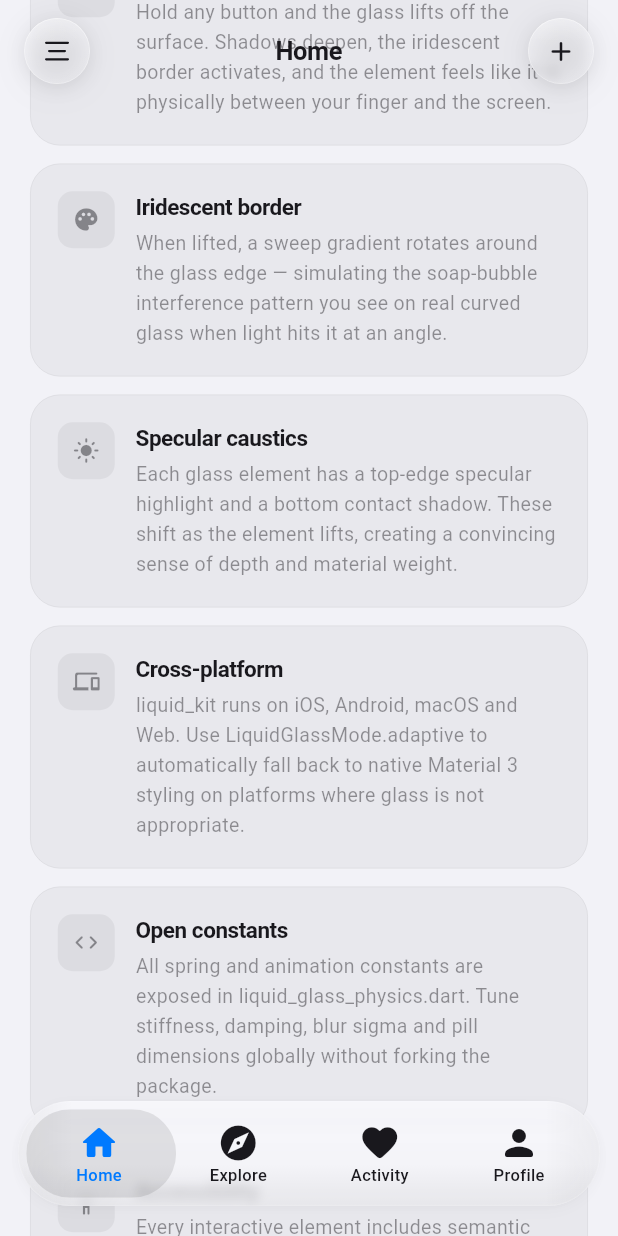
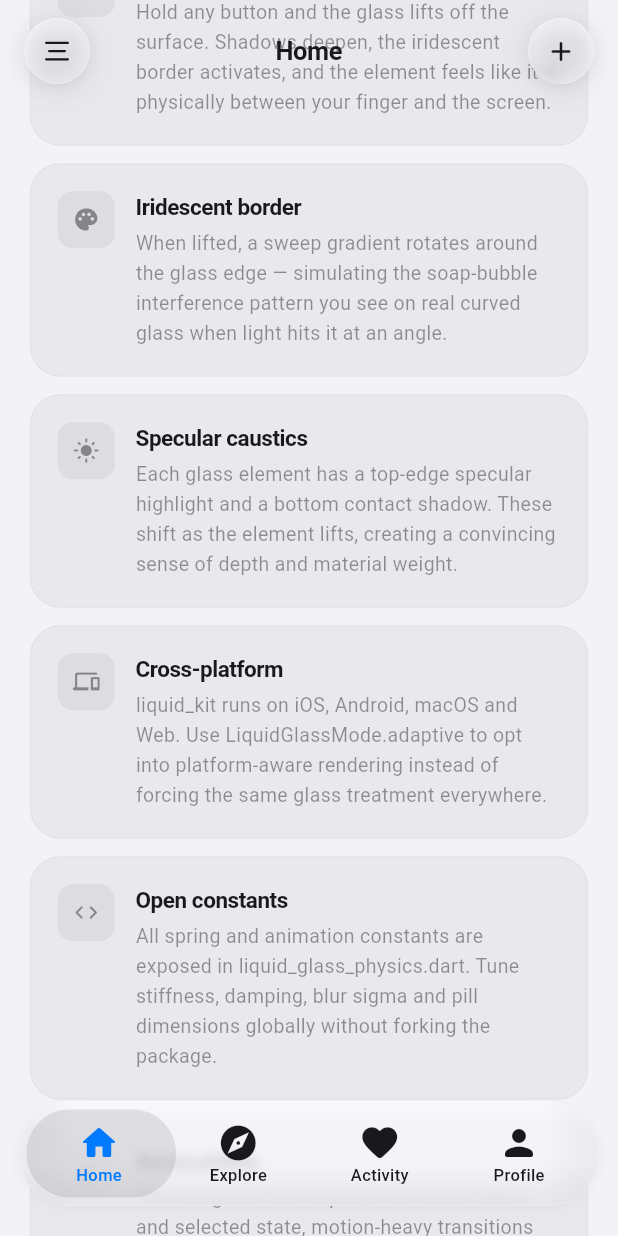
Before and after one commit to nedbaynepowell/liquid-kit, a Flutter app: the screen it shows after launch, scrolled down 576 dp, on a phone screen of 412 x 824 dp. Run offline on Flutter 3.47's test engine with Material 3 defaults, Android fonts, the phone set to English and light mode, and no system bars.

Commit message:
Polish package surface and documentation

```diff
--- a/example/lib/main.dart
+++ b/example/lib/main.dart
@@ -255,8 +255,8 @@ const _articles = [
     icon: Icons.devices_rounded,
     title: 'Cross-platform',
     body: 'liquid_kit runs on iOS, Android, macOS and Web. Use '
-        'LiquidGlassMode.adaptive to automatically fall back to native '
-        'Material 3 styling on platforms where glass is not appropriate.',
+        'LiquidGlassMode.adaptive to opt into platform-aware rendering '
+        'instead of forcing the same glass treatment everywhere.',
   ),
   _Article(
     icon: Icons.code_rounded,
@@ -268,9 +268,9 @@ const _articles = [
   _Article(
     icon: Icons.accessibility_new_rounded,
     title: 'Accessibility',
-    body: 'Every interactive element includes semantic labels, selected '
-        'state announcements and respects the system reduce-motion and '
-        'high-contrast accessibility settings.',
+    body: 'The navigation bar exposes semantic labels and selected state, '
+        'motion-heavy transitions respect disable-animations, and glass '
+        'surfaces adjust their contrast for more legible rendering.',
   ),
 ];
 
--- a/lib/liquid_kit.dart
+++ b/lib/liquid_kit.dart
@@ -1,6 +1,6 @@
 library liquid_kit;
 
-// Public API — what developers actually use
-export 'src/liquid_glass_navigation_bar.dart';  // LiquidGlassNavigationBar, LiquidGlassTab
-export 'src/liquid_glass_theme.dart';            // LiquidGlassTheme, LiquidGlassMode
-export 'src/liquid_glass_button.dart';            // LiquidGlassTheme, LiquidGlassMode
+export 'src/liquid_glass_button.dart';
+export 'src/liquid_glass_navigation_bar.dart';
+export 'src/liquid_glass_physics.dart';
+export 'src/liquid_glass_theme.dart';
--- a/pubspec.yaml
+++ b/pubspec.yaml
@@ -1,8 +1,7 @@
 name: liquid_kit
 description: >
-  Apple iOS 26 Liquid Glass UI kit for Flutter — spring-physics navigation bar,
-    glass buttons, toolbar, search bar and shape primitives with iridescent
-    long-press effects and gyroscope speculars.
+  Liquid Glass-inspired Flutter widgets with a spring navigation bar,
+    glass buttons, theme helpers, and tunable motion constants.
 version: 0.1.0
 homepage: https://github.com/yourusername/liquid_kit
 
```
Also changed, not shown: 1 other file.
